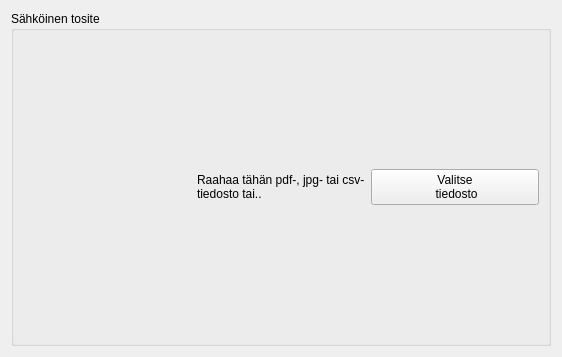
The window that kitupiikki/kirjaus/tositewg.ui (artoh/kitupiikki) describes before a commit, drawn with Qt 5.
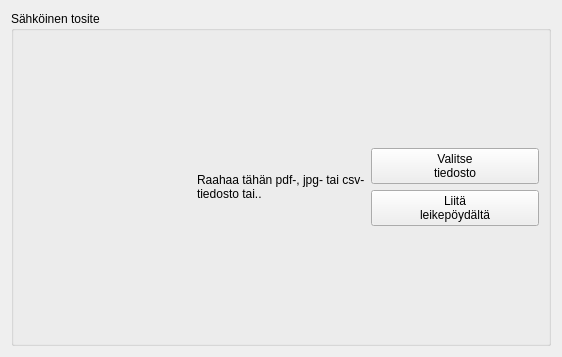
The same window after the commit. Icons and pictures are not drawn.

The edit to the form file:
```diff
--- a/kitupiikki/kirjaus/tositewg.ui
+++ b/kitupiikki/kirjaus/tositewg.ui
@@ -41,15 +41,64 @@
        </widget>
       </item>
       <item>
+       <layout class="QVBoxLayout" name="verticalLayout_2">
+        <item>
+         <spacer name="verticalSpacer">
+          <property name="orientation">
+           <enum>Qt::Vertical</enum>
+          </property>
+          <property name="sizeHint" stdset="0">
+           <size>
+            <width>20</width>
+            <height>40</height>
+           </size>
+          </property>
+         </spacer>
+        </item>
+        <item>
        <widget class="QPushButton" name="valitseTiedostoNappi">
         <property name="text">
          <string>Valitse
- tiedosto</string>
+tiedosto</string>
+          </property>
+          <property name="icon">
+           <iconset resource="../pic/pic.qrc">
+            <normaloff>:/pic/avaatiedosto.png</normaloff>:/pic/avaatiedosto.png</iconset>
         </property>
         <property name="shortcut">
          <string>Ctrl+O</string>
         </property>
        </widget>
+        </item>
+        <item>
+         <widget class="QPushButton" name="liitaNappi">
+          <property name="text">
+           <string>Liitä
+leikepöydältä</string>
+          </property>
+          <property name="icon">
+           <iconset resource="../pic/pic.qrc">
+            <normaloff>:/pic/edit-paste.png</normaloff>:/pic/edit-paste.png</iconset>
+          </property>
+          <property name="shortcut">
+           <string>Ctrl+V</string>
+          </property>
+         </widget>
+        </item>
+        <item>
+         <spacer name="verticalSpacer_2">
+          <property name="orientation">
+           <enum>Qt::Vertical</enum>
+          </property>
+          <property name="sizeHint" stdset="0">
+           <size>
+            <width>20</width>
+            <height>40</height>
+           </size>
+          </property>
+         </spacer>
+        </item>
+       </layout>
       </item>
      </layout>
     </widget>
```
Lines whose indentation alone changed are shown as unchanged.
